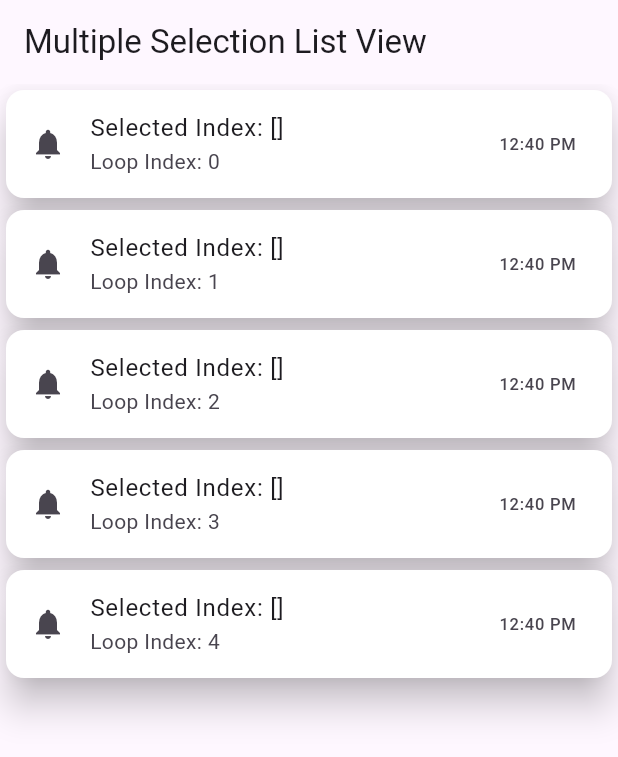
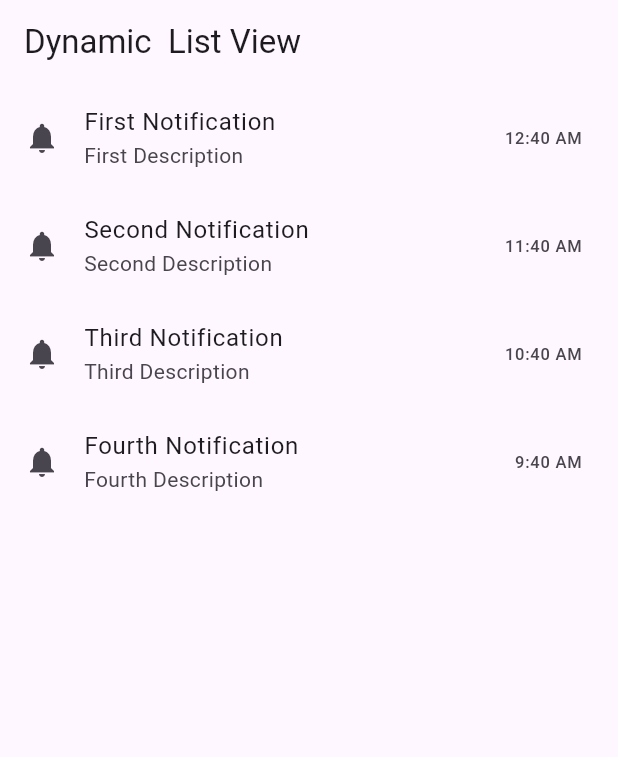
Before and after one commit to MuhammadAliKust/Flutter-B11, a Flutter app: the screen it shows after launch, on a phone screen of 412 x 824 dp. Shown: the top 757 px of the screen. Run offline on Flutter 3.47's test engine with Material 3 defaults, Android fonts, the phone set to English and light mode, and no system bars; our stand-ins replace string_validator.

Commit message:
Dynamic List View Done

```diff
--- /dev/null
+++ b/lib/dynamic_list_view.dart
@@ -0,0 +1,49 @@
+import 'package:flutter/material.dart';
+import 'package:flutter_b11/models/notification.dart';
+
+class DynamicListViewDemo extends StatefulWidget {
+  DynamicListViewDemo({super.key});
+
+  @override
+  State<DynamicListViewDemo> createState() => _DynamicListViewDemoState();
+}
+
+class _DynamicListViewDemoState extends State<DynamicListViewDemo> {
+  List<NotificationModel> notificationList = [
+    NotificationModel(
+        title: 'First Notification',
+        description: 'First Description',
+        time: '12:40 AM'),
+    NotificationModel(
+        title: 'Second Notification',
+        description: 'Second Description',
+        time: '11:40 AM'),
+    NotificationModel(
+        title: 'Third Notification',
+        description: 'Third Description',
+        time: '10:40 AM'),
+    NotificationModel(
+        title: 'Fourth Notification',
+        description: 'Fourth Description',
+        time: '9:40 AM'),
+  ];
+
+  @override
+  Widget build(BuildContext context) {
+    return Scaffold(
+      appBar: AppBar(
+        title: Text("Dynamic  List View"),
+      ),
+      body: ListView.builder(
+          itemCount: notificationList.length,
+          itemBuilder: (context, i) {
+            return ListTile(
+              leading: Icon(Icons.notifications),
+              title: Text(notificationList[i].title),
+              subtitle: Text(notificationList[i].description),
+              trailing: Text(notificationList[i].time),
+            );
+          }),
+    );
+  }
+}
--- a/lib/main.dart
+++ b/lib/main.dart
@@ -1,5 +1,6 @@
 import 'package:flutter/material.dart';
 import 'package:flutter_b11/asset_image_demo.dart';
+import 'package:flutter_b11/dynamic_list_view.dart';
 import 'package:flutter_b11/list_tile_view.dart';
 import 'package:flutter_b11/login_view.dart';
 import 'package:flutter_b11/multiple_selection_view.dart';
@@ -15,7 +16,7 @@ class MyApp extends StatelessWidget {
   @override
   Widget build(BuildContext context) {
     return  MaterialApp(
-      home: MultipleSelectionListView(),
+      home: DynamicListViewDemo(),
     );
   }
 }
--- /dev/null
+++ b/lib/models/notification.dart
@@ -0,0 +1,10 @@
+class NotificationModel {
+  final String title;
+  final String description;
+  final String time;
+
+
+  NotificationModel(
+      {required this.title, required this.description, required this.time});
+
+}
```
